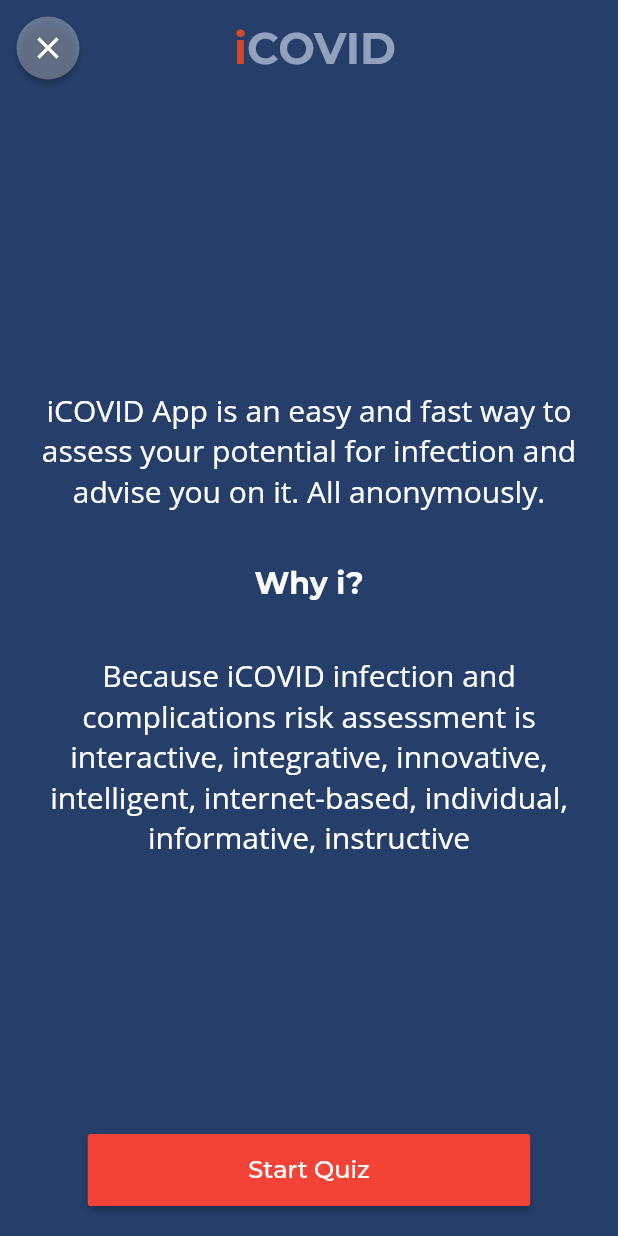
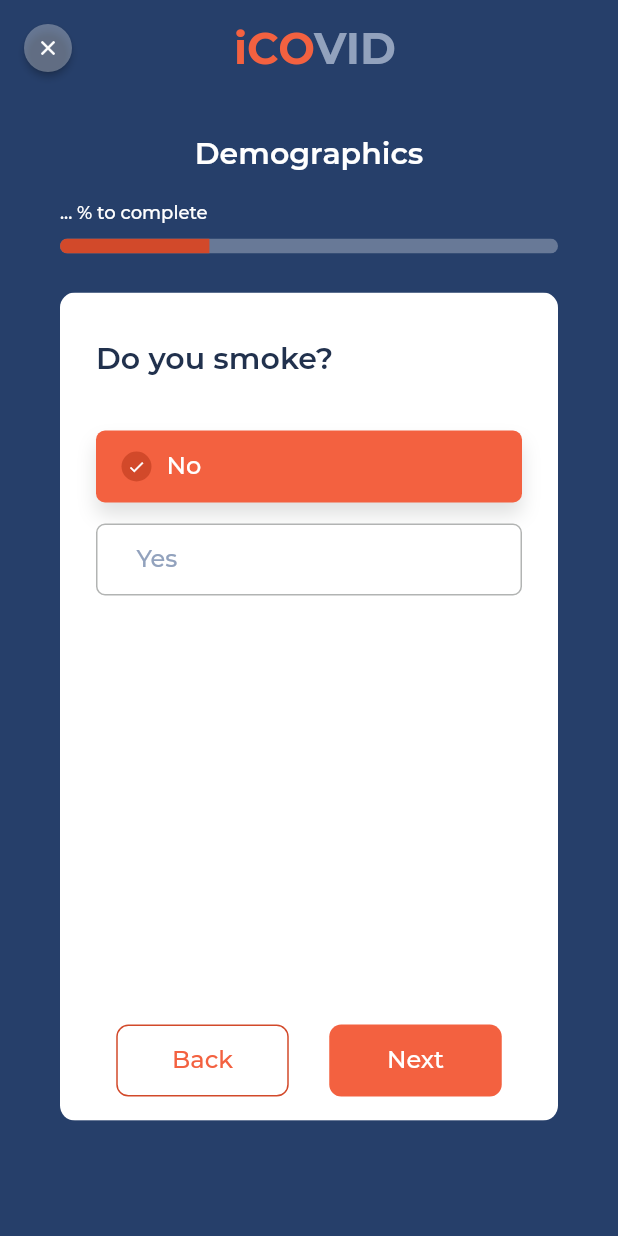
Before and after one commit to Sense2safeguard/iCovid, a Flutter app: the screen it shows after launch, after a tap on "Start Quiz", on a phone screen of 412 x 824 dp. Run offline on Flutter 3.47's test engine with Material 2 defaults, Android fonts, the phone set to English and light mode, and no system bars; project files that could hold a hidden picture were left out.

Commit message:
Feature/ic 8 single answer question (#2)
* category and progress bar
* main and secondary buttons to gallery
* minor order refactor
* refactor, ui polished and initialized data structure

Co-authored-by: Mauro Di Bert <maudb@pop-os.localdomain>

```diff
--- a/lib/core/constants.dart
+++ b/lib/core/constants.dart
@@ -55,13 +55,40 @@ const kBodyText2 = TextStyle(
     color: Colors.white);
 
 // Components
-const kButtonTextStyle = TextStyle(
+// Buttons TextStyles
+final kMainButtonTextStyle = TextStyle(
     fontFamily: "Montserrat",
     fontSize: 16,
     fontWeight: FontWeight.w500,
     color: Colors.white);
 
-const overlineTextStyle = TextStyle(
+final kSecondaryButtonTextStyle = TextStyle(
+    fontFamily: "Montserrat",
+    fontSize: 16,
+    fontWeight: FontWeight.w500,
+    color: kNeoAccent);
+
+final kButtonsDisabledTextStyle = TextStyle(
+    fontFamily: "Montserrat",
+    fontSize: 16,
+    fontWeight: FontWeight.w500,
+    color: kAccent.withOpacity(0.4));
+
+// Selection Buttons
+final kCheckedSelectionSelected = TextStyle(
+    fontFamily: "Montserrat",
+    fontSize: 16,
+    fontWeight: FontWeight.w500,
+    color: Colors.white);
+
+final kCheckedSelectionUnSelected = TextStyle(
+    fontFamily: "Montserrat",
+    fontSize: 16,
+    fontWeight: FontWeight.w500,
+    color: kLightBlue);
+
+// Others
+final kOverlineTextStyle = TextStyle(
     fontFamily: "Montserrat",
     fontSize: 12,
     fontWeight: FontWeight.w500,
--- /dev/null
+++ b/lib/core/models/data_structure_models.dart
@@ -0,0 +1,19 @@
+class QuestionModel {
+  final String category;
+  final String widgetType;
+  final OptionsModel options;
+  QuestionModel({this.category, this.widgetType, this.options});
+}
+
+class OptionsModel {
+  final Map<String, Option> optionsMap;
+
+  OptionsModel(this.optionsMap);
+}
+
+class Option {
+  final String text;
+  final String goTo;
+
+  Option({this.text, this.goTo});
+}
--- /dev/null
+++ b/lib/core/services/db_service.dart
@@ -0,0 +1,5 @@
+import 'package:iCovid/core/models/data_structure_models.dart';
+
+abstract class DBService {
+  Map<String, QuestionModel> getDB();
+}
--- /dev/null
+++ b/lib/core/services/db_service_mocked.dart
@@ -0,0 +1,30 @@
+import 'package:iCovid/core/models/data_structure_models.dart';
+import 'package:iCovid/core/services/db_service.dart';
+
+class DBServiceMocked implements DBService {
+  Map<String, dynamic> response = {
+    "questions": {
+      "1": {
+        "id": "1",
+        "category": "Demographics",
+        "widgetType": "SingleCheckedSelection",
+        "options": {
+          "1": {"id": "1", "text": "Yes", "goTo": "2"},
+          "2": {"id": "2", "text": "No", "goTo": "2"},
+        }
+      }
+    }
+  };
+
+  // Map<String, QuestionModel> _mockedDB = {
+  //   "1": QuestionModel(
+  //       category: "Demographics",
+  //       widgetType: "SingleCheckedSelection",
+  //       options: OptionsModel({"1": Option(text: "Yes", goTo: "2")}))
+  // };
+
+  @override
+  Map<String, QuestionModel> getDB() {
+    // return _mockedDB;
+  }
+}
--- a/lib/main.dart
+++ b/lib/main.dart
@@ -1,5 +1,6 @@
 import 'package:flutter/material.dart';
 import 'package:iCovid/ui/screens/home_screen/home_screen.dart';
+import 'package:iCovid/ui/screens/quiz_screen/quiz_screen.dart';
 
 void main() {
   runApp(ICovidApp());
@@ -11,6 +12,10 @@ class ICovidApp extends StatelessWidget {
     return MaterialApp(
         title: "iCovid App",
         debugShowCheckedModeBanner: false,
-        home: HomeScreen());
+        initialRoute: '/',
+        routes: {
+          '/': (context) => HomeScreen(),
+          '/quiz_screen': (context) => QuizScreen(),
+        });
   }
 }
--- a/lib/ui/components/ic_app_bar.dart
+++ b/lib/ui/components/ic_app_bar.dart
@@ -4,7 +4,8 @@ import 'package:iCovid/core/constants.dart';
 class ICAppBar extends StatelessWidget {
   final String accentTitle;
   final String lightBlueTitle;
-  ICAppBar({this.accentTitle, this.lightBlueTitle});
+  final bool hasCategory;
+  ICAppBar({this.accentTitle, this.hasCategory, this.lightBlueTitle});
 
   @override
   Widget build(BuildContext context) {
@@ -18,20 +19,16 @@ class ICAppBar extends StatelessWidget {
         padding: const EdgeInsets.only(top: 8.0, left: 8),
         child: Stack(
           children: [
-            Align(
-              alignment: Alignment.centerLeft,
-              child: RawMaterialButton(
-                constraints: BoxConstraints.expand(width: 42, height: 42),
-                onPressed: () {},
-                shape: CircleBorder(),
-                fillColor: Colors.white.withOpacity(0.3),
-                child: Icon(
-                  Icons.close,
-                  color: Colors.white,
+            buildCloseButton(),
+            buildLogo(),
+          ],
         ),
       ),
-            ),
-            Align(
+    );
+  }
+
+  Align buildLogo() {
+    return Align(
       alignment: Alignment.center,
       child: RichText(
         text: TextSpan(
@@ -39,7 +36,7 @@ class ICAppBar extends StatelessWidget {
             TextSpan(
                 text: accentTitle,
                 style: kheadline4.copyWith(
-                            color: kAccent,
+                    color: kNeoAccent,
                     fontWeight: FontWeight.w800,
                     fontSize: 29)),
             TextSpan(
@@ -51,9 +48,19 @@ class ICAppBar extends StatelessWidget {
           ],
         ),
       ),
-            ),
-          ],
-        ),
+    );
+  }
+
+  Align buildCloseButton() {
+    return Align(
+      alignment: Alignment.centerLeft,
+      child: RawMaterialButton(
+        splashColor: kAccent,
+        constraints: BoxConstraints.expand(width: 32, height: 32),
+        onPressed: () {},
+        shape: CircleBorder(),
+        fillColor: Colors.white.withOpacity(0.3),
+        child: Icon(Icons.close, color: Colors.white, size: 16),
       ),
     );
   }
--- a/lib/ui/components/ic_buttons.dart
+++ b/lib/ui/components/ic_buttons.dart
@@ -1,25 +1,72 @@
 import 'package:flutter/material.dart';
+
 import 'package:iCovid/core/constants.dart';
 
 class ICMainButton extends StatelessWidget {
+  final bool isDisabled;
   final Function onPressed;
-  final String state;
   final String text;
+  final double width;
 
-  ICMainButton({this.onPressed, this.state, @required this.text});
+  ICMainButton(
+      {this.isDisabled = false,
+      this.onPressed,
+      @required this.text,
+      this.width});
 
   @override
   Widget build(BuildContext context) {
     return Container(
-      width: 295,
+      width: width ?? 115,
       height: 48,
       child: MaterialButton(
-        onPressed: onPressed,
-        color: Colors.red,
-        highlightColor: Colors.red,
-        splashColor: Colors.red,
-        child: Text(text, style: kButtonTextStyle),
+        disabledColor: kNeoAccent.withOpacity(0.15),
+        onPressed: isDisabled ? null : onPressed,
+        color: kNeoAccent,
+        highlightColor: kAccent,
+        elevation: 0,
+        shape: RoundedRectangleBorder(
+          borderRadius: BorderRadius.circular(8),
+        ),
+        child: Text(text,
+            style:
+                isDisabled ? kButtonsDisabledTextStyle : kMainButtonTextStyle),
       ),
     );
   }
 }
+
+class ICSecondaryButton extends StatelessWidget {
+  final bool isDisabled;
+  final Function onPressed;
+  final String text;
+  final double width;
+
+  ICSecondaryButton(
+      {this.isDisabled = false,
+      this.onPressed,
+      @required this.text,
+      this.width});
+
+  @override
+  Widget build(BuildContext context) {
+    return Container(
+      width: width ?? 115,
+      height: 48,
+      child: MaterialButton(
+          disabledColor: kNeoAccent.withOpacity(0.15),
+          onPressed: isDisabled ? null : onPressed,
+          color: Colors.white,
+          highlightColor: kAccent,
+          elevation: 0,
+          shape: RoundedRectangleBorder(
+            side: BorderSide(color: kAccent),
+            borderRadius: BorderRadius.circular(8),
+          ),
+          child: Text(text,
+              style: isDisabled
+                  ? kButtonsDisabledTextStyle
+                  : kSecondaryButtonTextStyle)),
+    );
+  }
+}
--- /dev/null
+++ b/lib/ui/components/ic_checkable_selection.dart
@@ -0,0 +1,72 @@
+import 'package:flutter/material.dart';
+import 'package:iCovid/core/constants.dart';
+
+class ICCheckableSelection extends StatelessWidget {
+  const ICCheckableSelection({
+    this.label,
+    this.groupValue,
+    this.value,
+    this.onChanged,
+  });
+
+  final String label;
+  final int groupValue;
+  final int value;
+  final Function onChanged;
+
+  @override
+  Widget build(BuildContext context) {
+    bool _isSelected = value == groupValue;
+    return Column(
+      children: [
+        Container(
+          height: 48,
+          margin: EdgeInsets.symmetric(vertical: 4),
+          decoration: BoxDecoration(
+              color: _isSelected ? kNeoAccent : Colors.white,
+              borderRadius: BorderRadius.circular(6),
+              boxShadow: [
+                if (_isSelected)
+                  BoxShadow(
+                      offset: Offset(0, 8),
+                      blurRadius: 10,
+                      color: kCoolGrey.withOpacity(0.4))
+              ],
+              border: Border.all(
+                  color: _isSelected ? Colors.transparent : kCoolGrey)),
+          child: InkWell(
+              onTap: () {
+                if (!_isSelected) onChanged(value);
+              },
+              child: Padding(
+                  padding: EdgeInsets.symmetric(horizontal: 16),
+                  child: Row(
+                    children: [
+                      if (_isSelected)
+                        Container(
+                            width: 20,
+                            height: 20,
+                            decoration: BoxDecoration(
+                                color: kAccent, shape: BoxShape.circle),
+                            child: Icon(
+                              Icons.check,
+                              color: Colors.white,
+                              size: 12,
+                            )),
+                      SizedBox(
+                        width: 10,
+                      ),
+                      Text(label,
+                          style: _isSelected
+                              ? kCheckedSelectionSelected
+                              : kCheckedSelectionUnSelected)
+                    ],
+                  ))),
+        ),
+        SizedBox(
+          height: 6,
+        ),
+      ],
+    );
+  }
+}
--- /dev/null
+++ b/lib/ui/components/ic_options.dart
@@ -0,0 +1,42 @@
+import 'package:flutter/material.dart';
+
+import 'package:iCovid/core/constants.dart';
+
+class ICOption extends StatelessWidget {
+  final bool isSelected;
+  final Function onPressed;
+  final String option;
+  final double width;
+
+  const ICOption(
+      {Key key,
+      this.option,
+      this.isSelected = false,
+      this.onPressed,
+      this.width})
+      : super(key: key);
+
+  @override
+  Widget build(BuildContext context) {
+    return Container(
+      width: width ?? double.infinity,
+      height: 48,
+      child: MaterialButton(
+        // disabledColor: kNeoAccent.withOpacity(0.15),
+        onPressed: () => onPressed(),
+        color: isSelected ? kNeoAccent : Colors.white,
+        highlightColor: kAccent,
+        elevation: 0,
+        // shape: RoundedRectangleBorder(
+        //   borderRadius: BorderRadius.circular(8),
+        //   side: BorderSide(
+        //     color: isSelected,
+        //   )
+        // ),
+        child: Text(option,
+            style:
+                isSelected ? kButtonsDisabledTextStyle : kMainButtonTextStyle),
+      ),
+    );
+  }
+}
--- /dev/null
+++ b/lib/ui/components/ic_options_area.dart
@@ -0,0 +1,31 @@
+import 'package:flutter/material.dart';
+import 'package:iCovid/ui/screens/quiz_screen/widget_types_views/single_checked_selection.dart';
+
+class ICOptionsArea extends StatefulWidget {
+  // final QuestionModel question;
+  // const ICOptionsArea({Key key, this.question}) : super(key: key);
+
+  @override
+  _ICOptionsAreaState createState() => _ICOptionsAreaState();
+}
+
+class _ICOptionsAreaState extends State<ICOptionsArea> {
+  String _widgetType;
+
+  @override
+  void initState() {
+    super.initState();
+    _widgetType = "SingleCheckedSelection";
+  }
+
+  @override
+  Widget build(BuildContext context) {
+    switch (_widgetType) {
+      case "SingleCheckedSelection":
+        return SingleCheckedSelection();
+        break;
+      default:
+        return Container();
+    }
+  }
+}
--- /dev/null
+++ b/lib/ui/components/ic_question.dart
@@ -0,0 +1,50 @@
+import 'package:flutter/material.dart';
+import 'package:iCovid/core/constants.dart';
+import 'package:iCovid/ui/components/ic_buttons.dart';
+import 'package:iCovid/ui/components/ic_options_area.dart';
+
+class ICQuestion extends StatelessWidget {
+  const ICQuestion({
+    Key key,
+    @required this.size,
+  }) : super(key: key);
+
+  final Size size;
+
+  @override
+  Widget build(BuildContext context) {
+    return ClipRRect(
+      borderRadius: BorderRadius.all(Radius.circular(10)),
+      child: Container(
+          color: Colors.white,
+          width: double.infinity,
+          height: size.height * 0.67,
+          child: Padding(
+            padding: const EdgeInsets.fromLTRB(24, 32, 24, 0),
+            child:
+                Column(crossAxisAlignment: CrossAxisAlignment.start, children: [
+              Text(
+                "Do you smoke?",
+                style: kheadline4,
+                textAlign: TextAlign.left,
+              ),
+              SizedBox(height: 32),
+              ICOptionsArea(),
+              Spacer(),
+              Row(
+                mainAxisAlignment: MainAxisAlignment.spaceAround,
+                children: [
+                  Flexible(
+                      child: ICSecondaryButton(
+                    onPressed: () {},
+                    text: "Back",
+                  )),
+                  Flexible(child: ICMainButton(onPressed: () {}, text: "Next")),
+                ],
+              ),
+              SizedBox(height: 16),
+            ]),
+          )),
+    );
+  }
+}
--- a/lib/ui/screens/home_screen/home_screen.dart
+++ b/lib/ui/screens/home_screen/home_screen.dart
@@ -12,10 +12,17 @@ class HomeScreen extends StatelessWidget {
         body: Column(
           children: [
             ICAppBar(accentTitle: "i", lightBlueTitle: "COVID"),
-            Expanded(
+            buildBody(context)
+          ],
+        ),
+      ),
+    );
+  }
+
+  Expanded buildBody(BuildContext context) {
+    return Expanded(
       child: Padding(
-                padding: const EdgeInsets.symmetric(
-                    horizontal: 20.0, vertical: 20.0),
+        padding: const EdgeInsets.symmetric(horizontal: 40.0, vertical: 20.0),
         child: Column(
           children: [
             Spacer(),
@@ -38,12 +45,11 @@ class HomeScreen extends StatelessWidget {
             ),
             Spacer(),
             ICMainButton(
-                      onPressed: () {},
+              width: 295,
+              onPressed: () {
+                Navigator.pushNamed(context, '/quiz_screen');
+              },
               text: "Start Quiz",
-                    ),
-                  ],
-                ),
-              ),
             ),
           ],
         ),
--- /dev/null
+++ b/lib/ui/screens/quiz_screen/quiz_screen.dart
@@ -0,0 +1,62 @@
+import 'package:flutter/material.dart';
+import 'package:iCovid/core/constants.dart';
+import 'package:iCovid/ui/components/ic_app_bar.dart';
+import 'package:iCovid/ui/components/ic_question.dart';
+
+class QuizScreen extends StatelessWidget {
+  @override
+  Widget build(BuildContext context) {
+    Size size = MediaQuery.of(context).size;
+    return SafeArea(
+      child: Scaffold(
+        backgroundColor: kBlue,
+        body: Column(
+          children: [
+            ICAppBar(accentTitle: "iCO", lightBlueTitle: "VID"),
+            SizedBox(height: 34),
+            buildBody(size)
+          ],
+        ),
+      ),
+    );
+  }
+
+  Padding buildBody(Size size) {
+    return Padding(
+      padding: const EdgeInsets.symmetric(horizontal: 40),
+      child: Column(
+        children: [
+          buildTitleArea("Demographics"),
+          SizedBox(height: 26),
+          ICQuestion(size: size)
+        ],
+      ),
+    );
+  }
+
+  Column buildTitleArea(String category) {
+    return Column(
+      children: [
+        Text(
+          // question.category,
+          category,
+          style: kheadline4.copyWith(color: Colors.white),
+        ),
+        SizedBox(height: 20),
+        Align(
+            alignment: Alignment.centerLeft,
+            child: Text("... % to complete", style: kOverlineTextStyle)),
+        SizedBox(height: 10),
+        ClipRRect(
+          borderRadius: BorderRadius.all(Radius.circular(6)),
+          child: LinearProgressIndicator(
+            minHeight: 10,
+            value: 0.3,
+            backgroundColor: Colors.white.withOpacity(0.3),
+            valueColor: AlwaysStoppedAnimation<Color>(kAccent),
+          ),
+        ),
+      ],
+    );
+  }
+}
--- /dev/null
+++ b/lib/ui/screens/quiz_screen/widget_types_views/single_checked_selection.dart
@@ -0,0 +1,47 @@
+import 'package:flutter/material.dart';
+import 'package:iCovid/ui/components/ic_checkable_selection.dart';
+
+class SingleCheckedSelection extends StatefulWidget {
+  @override
+  _SingleCheckedSelectionState createState() => _SingleCheckedSelectionState();
+}
+
+class _SingleCheckedSelectionState extends State<SingleCheckedSelection> {
+  List options = [
+    {"text": "No"},
+    {"text": "Yes"},
+  ];
+
+  // Single Checked Selection State
+  int _selectedOption;
+
+  void setSelectedRadio(int val) {
+    setState(() {
+      _selectedOption = val;
+    });
+  }
+
+  @override
+  void initState() {
+    super.initState();
+    _selectedOption = 0;
+  }
+
+  @override
+  Widget build(BuildContext context) {
+    return Column(
+      children: [
+        for (var i = 0; i < options.length; i++)
+          ICCheckableSelection(
+              label: options[i]["text"],
+              value: i,
+              groupValue: _selectedOption,
+              onChanged: (int index) {
+                setState(() {
+                  _selectedOption = index;
+                });
+              }),
+      ],
+    );
+  }
+}
```
Lines whose indentation alone changed are shown as unchanged.
